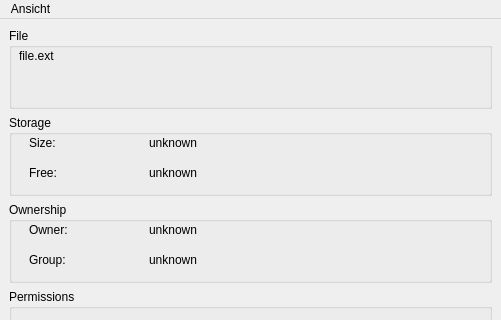
striezel/qt-commander, file fileinfowindow.ui: the form before one commit; both pictures show x 0 to 501 and y 0 to 320 of the 501 by 566 pixel window.
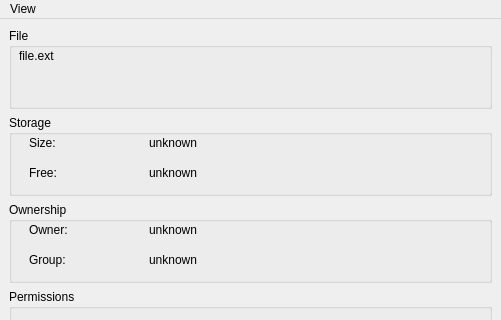
The form after the commit. Icons and pictures are not drawn.

Diff of the .ui file:
```diff
--- a/fileinfowindow.ui
+++ b/fileinfowindow.ui
@@ -636,7 +636,7 @@
    </property>
    <widget class="QMenu" name="menuView">
     <property name="title">
-     <string>Ansicht</string>
+     <string>View</string>
     </property>
     <addaction name="actionClose"/>
    </widget>
```
Left out of the diff: 13 changed lines with no effect on the pictures.
